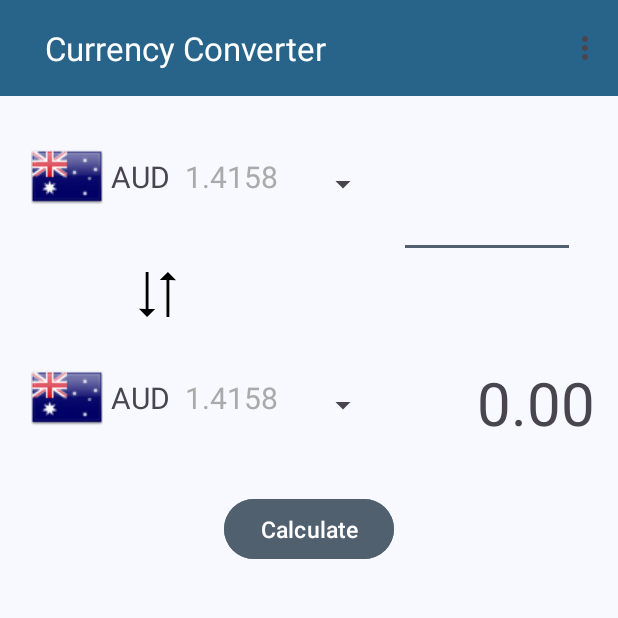
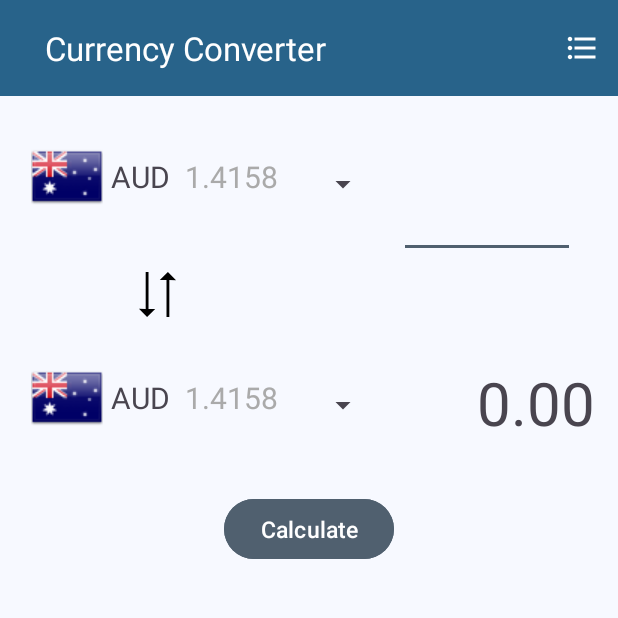
Before and after one commit to alxmtzr/CurrencyConverter, an Android app: the screen it shows after launch (MainActivity), on a phone screen of 412 x 824 dp, the top half of it. Run offline under Robolectric (Android 15) with nearby library versions, the phone set to English and light mode, and no system bars.

Commit message:
adjusted resources for light and dark mode

```diff
--- a/app/src/main/java/de/alxmtzr/currencyconverter/MainActivity.java
+++ b/app/src/main/java/de/alxmtzr/currencyconverter/MainActivity.java
@@ -82,12 +82,11 @@ public class MainActivity extends AppCompatActivity {
         TextView textViewResult = findViewById(R.id.textView_calculated_value);
 
         if (!editTextValue.getText().toString().isEmpty()) {
-            Snackbar.make(view, "Calculating...", Snackbar.LENGTH_LONG).setAction("Action", null).show();
             double value = Double.parseDouble(editTextValue.getText().toString());
             double result = exchangeRateDatabase.convert(value, currencyFromEntry.currencyName, currencyToEntry.currencyName);
             textViewResult.setText(String.valueOf(result));
         } else {
-            Snackbar.make(view, "Please enter a value you want to convert.", Snackbar.LENGTH_LONG).setAction("Action", null).show();
+            Snackbar.make(view, R.string.please_enter_a_value_you_want_to_convert, Snackbar.LENGTH_LONG).setAction("Action", null).show();
         }
     }
 
--- /dev/null
+++ b/app/src/main/res/drawable-night/exchange.xml
@@ -0,0 +1,12 @@
+<vector xmlns:android="http://schemas.android.com/apk/res/android"
+    android:width="800dp"
+    android:height="800dp"
+    android:viewportWidth="477.43"
+    android:viewportHeight="477.43">
+    <path
+        android:pathData="M143.37,1.21l-30,0l0,390.11l-71.41,-0.23l86.33,86.33l85.77,-85.77l-70.69,-0.23z"
+        android:fillColor="#FFFFFF"/>
+    <path
+        android:pathData="M435.47,86.33l-86.33,-86.33l-85.77,85.77l70.93,0.23l0,390.21l30,0l0,-390.11z"
+        android:fillColor="#FFFFFF"/>
+</vector>
--- /dev/null
+++ b/app/src/main/res/drawable-night/ic_overflow_menu.xml
@@ -0,0 +1,6 @@
+<vector xmlns:android="http://schemas.android.com/apk/res/android" android:autoMirrored="true" android:height="24dp" android:tint="#000000" android:viewportHeight="24" android:viewportWidth="24" android:width="24dp">
+
+    <path android:fillColor="@android:color/white" android:pathData="M4,10.5c-0.83,0 -1.5,0.67 -1.5,1.5s0.67,1.5 1.5,1.5 1.5,-0.67 1.5,-1.5 -0.67,-1.5 -1.5,-1.5zM4,4.5c-0.83,0 -1.5,0.67 -1.5,1.5S3.17,7.5 4,7.5 5.5,6.83 5.5,6 4.83,4.5 4,4.5zM4,16.5c-0.83,0 -1.5,0.68 -1.5,1.5s0.68,1.5 1.5,1.5 1.5,-0.68 1.5,-1.5 -0.67,-1.5 -1.5,-1.5zM7,19h14v-2L7,17v2zM7,13h14v-2L7,11v2zM7,5v2h14L21,5L7,5z"/>
+
+
+</vector>
--- /dev/null
+++ b/app/src/main/res/drawable/ic_overflow_menu.xml
@@ -0,0 +1,12 @@
+<vector xmlns:android="http://schemas.android.com/apk/res/android"
+    android:autoMirrored="true"
+    android:height="24dp"
+    android:viewportHeight="24"
+    android:viewportWidth="24"
+    android:width="24dp">
+
+    <path
+        android:fillColor="@android:color/white"
+        android:pathData="M4,10.5c-0.83,0 -1.5,0.67 -1.5,1.5s0.67,1.5 1.5,1.5 1.5,-0.67 1.5,-1.5 -0.67,-1.5 -1.5,-1.5zM4,4.5c-0.83,0 -1.5,0.67 -1.5,1.5S3.17,7.5 4,7.5 5.5,6.83 5.5,6 4.83,4.5 4,4.5zM4,16.5c-0.83,0 -1.5,0.68 -1.5,1.5s0.68,1.5 1.5,1.5 1.5,-0.68 1.5,-1.5 -0.67,-1.5 -1.5,-1.5zM7,19h14v-2L7,17v2zM7,13h14v-2L7,11v2zM7,5v2h14L21,5L7,5z" />
+
+</vector>
--- a/app/src/main/res/layout/activity_currency_list.xml
+++ b/app/src/main/res/layout/activity_currency_list.xml
@@ -12,11 +12,10 @@
         android:layout_width="match_parent"
         android:layout_height="wrap_content"
         android:background="?attr/colorPrimary"
-        app:title="Currency List"
+        app:title="@string/currency_list"
         app:titleTextColor="@android:color/white"
         app:titleMarginStart="30dp"
-        app:layout_constraintTop_toTopOf="parent"
-        />
+        app:layout_constraintTop_toTopOf="parent" />
 
     <ListView
         android:id="@+id/currency_list_view"
--- a/app/src/main/res/layout/activity_main.xml
+++ b/app/src/main/res/layout/activity_main.xml
@@ -74,7 +74,7 @@
         android:layout_height="wrap_content"
         android:layout_marginTop="30dp"
         android:textSize="15dp"
-        android:text="Calculate"
+        android:text="@string/calculate"
         android:backgroundTint="?attr/colorSecondary"
         app:layout_constraintEnd_toEndOf="parent"
         app:layout_constraintStart_toStartOf="parent"
--- a/app/src/main/res/layout/list_view_item.xml
+++ b/app/src/main/res/layout/list_view_item.xml
@@ -21,7 +21,7 @@
         android:layout_marginEnd="10dp"
         android:layout_marginTop="10dp"
         android:layout_marginBottom="20dp"
-        android:text="currency" />
+        android:text="@string/currency" />
 
     <Space
         android:layout_width="0dp"
@@ -36,7 +36,7 @@
         android:layout_marginBottom="20dp"
         android:layout_marginEnd="5dp"
         android:gravity="end"
-        android:text="exchange rate"
+        android:text="@string/exchange_rate"
         android:textColor="@android:color/darker_gray"
         android:textSize="20dp" />
 
--- a/app/src/main/res/menu/toolbar_menu.xml
+++ b/app/src/main/res/menu/toolbar_menu.xml
@@ -3,8 +3,7 @@
     xmlns:app="http://schemas.android.com/apk/res-auto">
     <item
         android:id="@+id/action_settings"
-        android:title="Settings"
-        android:icon="@android:drawable/ic_menu_more"
-        app:showAsAction="never" /> <!-- set to "never", to show item in overflow menu -->
-
+        android:title="@string/currency_list"
+        android:icon="@drawable/ic_overflow_menu"
+        app:showAsAction="ifRoom" /> <!-- set to "never", to show item in overflow menu -->
 </menu>
--- a/app/src/main/res/values/strings.xml
+++ b/app/src/main/res/values/strings.xml
@@ -3,4 +3,9 @@
     <string name="app_title">Currency Converter</string>
     <string name="calculate_button">Calculate</string>
     <string name="to_value_default_text">0.00</string>
+    <string name="currency_list">Currency List</string>
+    <string name="calculate">Calculate</string>
+    <string name="exchange_rate">exchange rate</string>
+    <string name="currency">currency</string>
+    <string name="please_enter_a_value_you_want_to_convert">Please enter a value you want to convert.</string>
 </resources>
```
Also changed, not shown: app/src/main/res/drawable/convert_svgrepo_com.xml (deleted, +0 -27 lines), 1 other file.
